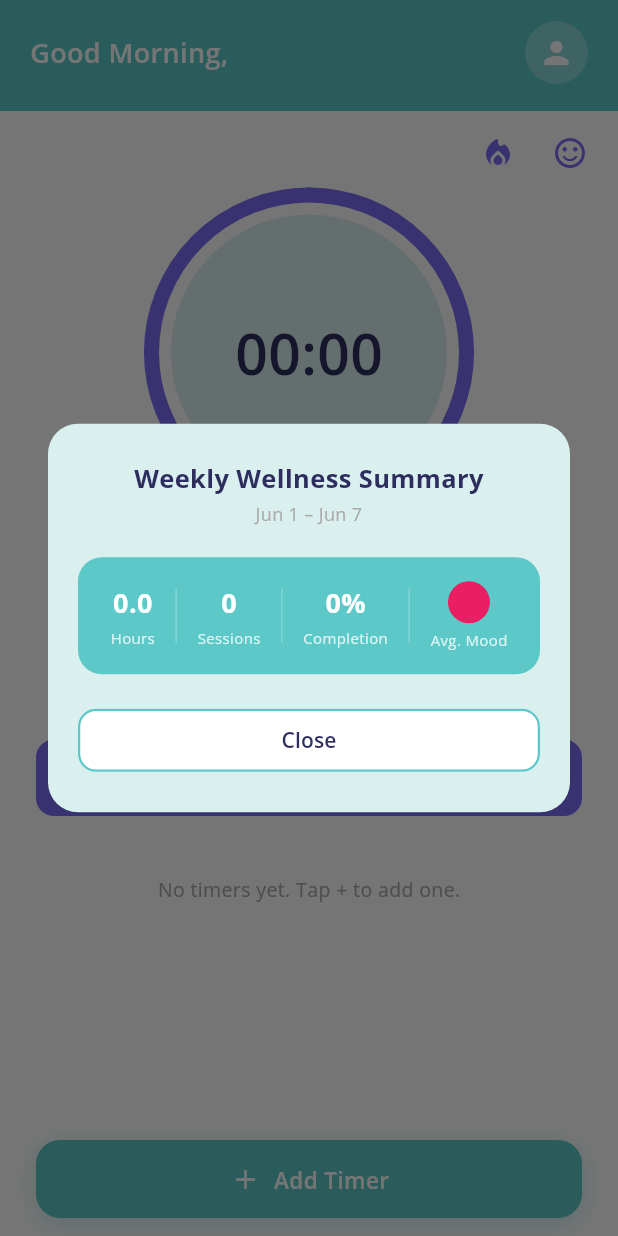
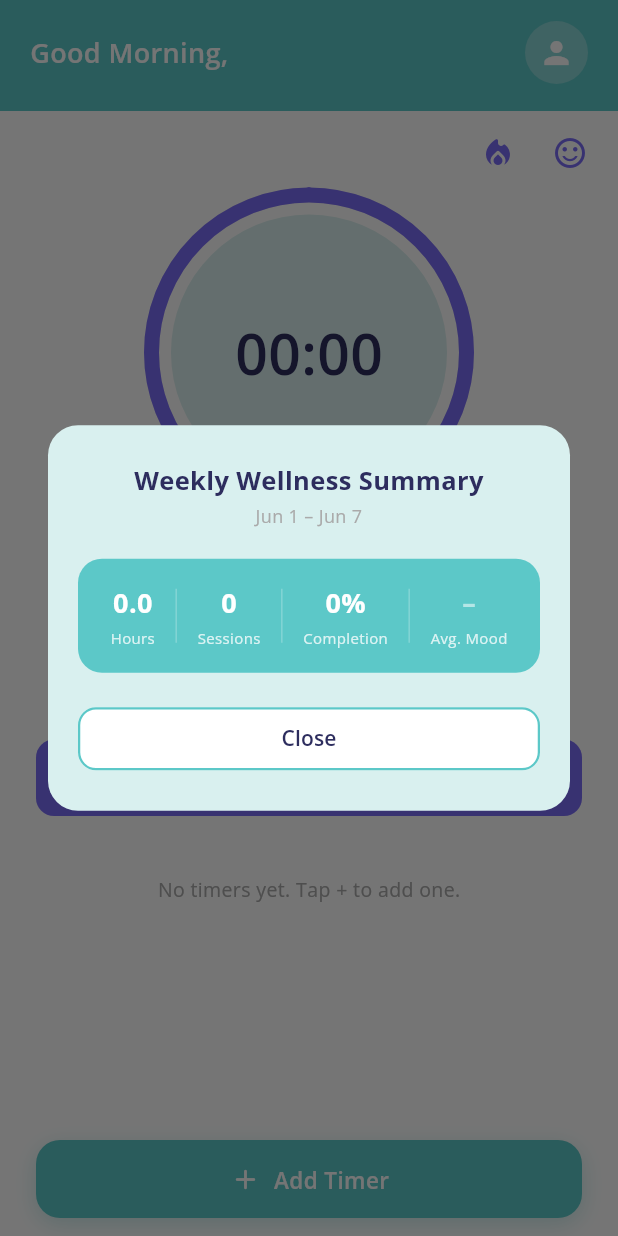
Before and after one commit to joshsj89/FocusFlow, a Flutter app: the screen it shows once a user with an empty profile is signed in, after a tap on the "sentiment satisfied alt" icon, on a phone screen of 412 x 824 dp. Run offline on Flutter 3.47's test engine with Material 3 defaults, Android fonts, the phone set to English and light mode, and no system bars; our stand-ins replace cloud_firestore, equatable, firebase_auth, firebase_core, firebase_messaging, flutter_bloc and 8 more; missing offline and left inert: proximity_sensor; accounts and stored records are empty.

Commit message:
fix(batch 1): critical crash + badge double-notify + suggestion index + wellness mood
- active_timer_cubit: guard selectTimer() against empty list — prevented crash
  when the last timer was deleted while one was active
- streak_cubit: move showBadgeNotification() to after batch.commit() succeeds —
  prevents duplicate notifications if the Firestore write fails and loadStreaks
  is called again
- timer_cubit: replace hardcoded total=10 with kBreakSuggestions.length so
  adding/removing suggestions never causes an out-of-bounds index
- weekly_wellness_sheet: show '–' instead of red mood circle when no moods
  have been recorded this week (avgMoodScore == 0)

```diff
--- a/lib/cubits/active_timer_cubit.dart
+++ b/lib/cubits/active_timer_cubit.dart
@@ -77,6 +77,7 @@ class ActiveTimerCubit extends Cubit<ActiveTimerState> {
   }
 
   void selectTimer(String timerProfileId) {
+    if (state.allProfiles.isEmpty) return;
     final profile = state.allProfiles.firstWhere(
       (p) => p.id == timerProfileId,
       orElse: () => state.allProfiles.first,
--- a/lib/cubits/timer_cubit.dart
+++ b/lib/cubits/timer_cubit.dart
@@ -6,6 +6,7 @@ import 'package:flutter_bloc/flutter_bloc.dart';
 import 'package:proximity_sensor/proximity_sensor.dart';
 import 'package:sensors_plus/sensors_plus.dart';
 import 'package:vibration/vibration.dart';
+import '../constants/break_suggestions.dart';
 import '../models/timer_profile.dart';
 
 enum TimerPhase { focus, shortBreak, longBreak }
@@ -150,7 +151,7 @@ class TimerCubit extends Cubit<TimerState> {
     _ticker = Timer.periodic(const Duration(seconds: 1), (_) => _tick());
 
     // Pick a random suggestion, avoiding the same one as last break
-    const total = 10; // kBreakSuggestions.length
+    final total = kBreakSuggestions.length;
     int index;
     do {
       index = Random().nextInt(total);
--- a/lib/widgets/weekly_wellness_sheet.dart
+++ b/lib/widgets/weekly_wellness_sheet.dart
@@ -107,7 +107,9 @@ class _StatsCard extends StatelessWidget {
 
   @override
   Widget build(BuildContext context) {
-    final moodColor = _moodColor(summary.avgMoodScore);
+    final moodColor = summary.avgMoodScore > 0
+        ? _moodColor(summary.avgMoodScore)
+        : Colors.white54;
     return Container(
       padding: const EdgeInsets.symmetric(vertical: 16, horizontal: 8),
       decoration: BoxDecoration(
@@ -127,7 +129,11 @@ class _StatsCard extends StatelessWidget {
               value: '${(summary.completionRate * 100).toStringAsFixed(0)}%',
               label: 'Completion'),
           const _StatDivider(),
-          _MoodStatItem(color: moodColor, label: 'Avg. Mood'),
+          _MoodStatItem(
+            color: moodColor,
+            label: 'Avg. Mood',
+            noData: summary.avgMoodScore == 0,
+          ),
         ],
       ),
     );
@@ -169,18 +175,30 @@ class _StatItem extends StatelessWidget {
 class _MoodStatItem extends StatelessWidget {
   final Color color;
   final String label;
+  final bool noData;
 
-  const _MoodStatItem({required this.color, required this.label});
+  const _MoodStatItem({
+    required this.color,
+    required this.label,
+    this.noData = false,
+  });
 
   @override
   Widget build(BuildContext context) {
     return Column(
       children: [
-        Container(
-          width: 28,
-          height: 28,
-          decoration: BoxDecoration(shape: BoxShape.circle, color: color),
-        ),
+        noData
+            ? Text('–',
+                style: GoogleFonts.openSans(
+                    fontSize: 18,
+                    fontWeight: FontWeight.w700,
+                    color: Colors.white54))
+            : Container(
+                width: 28,
+                height: 28,
+                decoration:
+                    BoxDecoration(shape: BoxShape.circle, color: color),
+              ),
         const SizedBox(height: 4),
         Text(label,
             textAlign: TextAlign.center,
```
Also changed, not shown: lib/cubits/streak_cubit.dart (+17 -5 lines).
